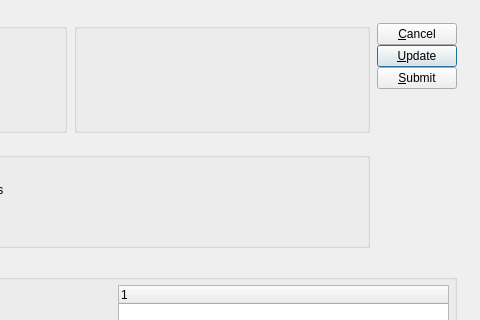
Before: the Qt Designer form guiclient/updateOUTLevelsByClassCode.ui in Pegasus-RPG/xtuple-client, drawn with Qt 5; both pictures show x 252 to 732 and y 0 to 320 of the 732 by 508 pixel window.
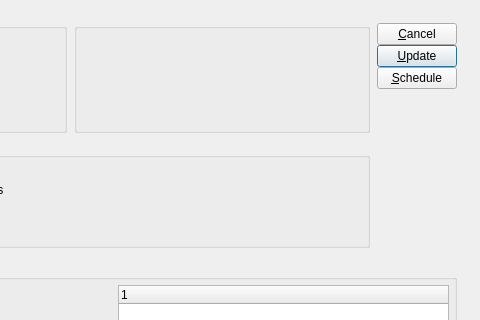
After: the same form once the commit is applied. Custom widgets are drawn as their Qt base class.

```diff
--- a/guiclient/updateOUTLevelsByClassCode.ui
+++ b/guiclient/updateOUTLevelsByClassCode.ui
@@ -243,7 +243,7 @@
            <item>
             <widget class="QPushButton" name="_submit">
              <property name="text">
-              <string>&amp;Submit</string>
+              <string>&amp;Schedule</string>
              </property>
             </widget>
            </item>
```
